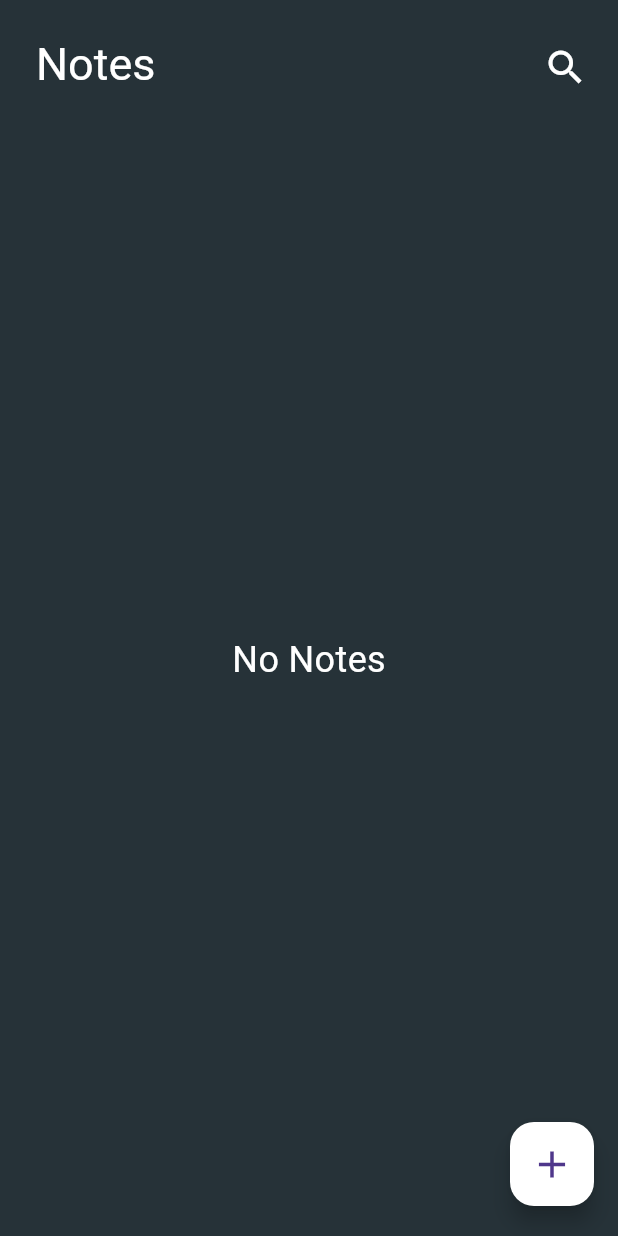
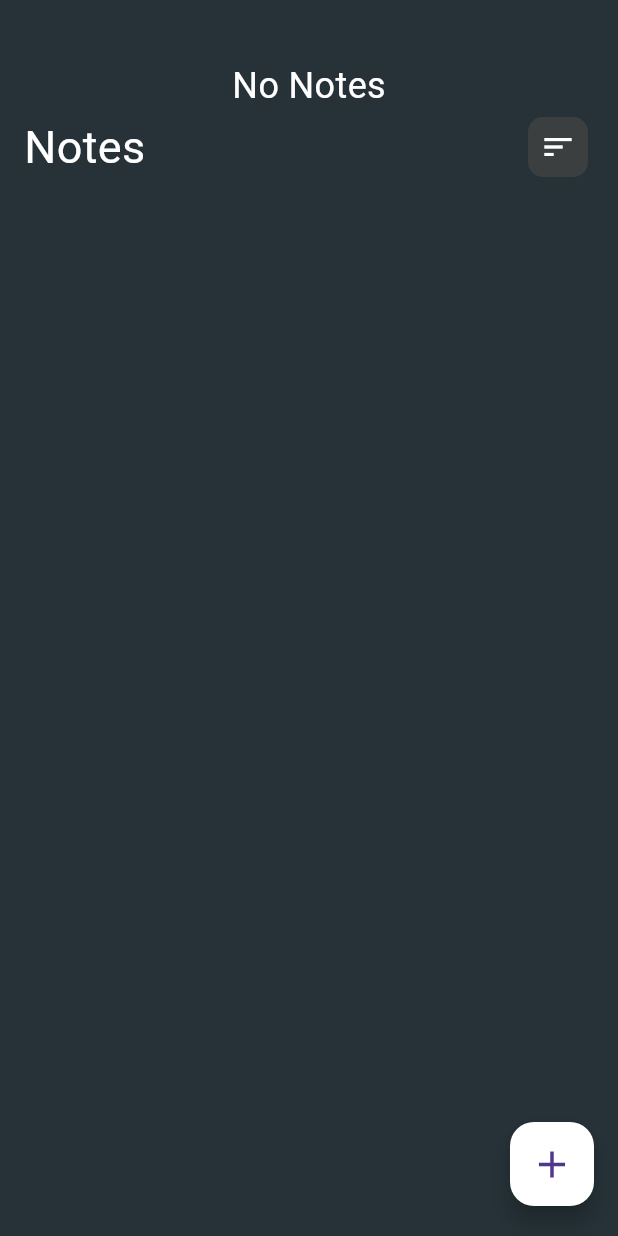
Before and after one commit to ZainbMohammed/to-do-list-app, a Flutter app: the screen it shows after launch, on a phone screen of 412 x 824 dp. Run offline on Flutter 3.47's test engine with Material 3 defaults, Android fonts, the light colour scheme and no system bars; our stand-ins replace sqflite; accounts and stored records are empty.

Commit message:
enhance design

```diff
--- a/lib/page/notes_page.dart
+++ b/lib/page/notes_page.dart
@@ -41,27 +41,32 @@ class _NotesPageState extends State<NotesPage> {
 
   @override
   Widget build(BuildContext context) => Scaffold(
-        appBar: AppBar(
-          title: const Padding(
-            padding: EdgeInsets.only(top: 30.0, left: 8),
-            child: Text(
-              'Notes',
-              style: TextStyle(fontSize: 30, color: Colors.white),
-            ),
-          ),
-          actions: const [
-            Padding(
-              padding: EdgeInsets.only(top: 30.0, right: 8),
-              child: Icon(
-                Icons.search,
-                size: 30,
-                color: Colors.white,
-              ),
-            ),
-            SizedBox(width: 12)
-          ],
-        ),
-        body: Center(
+        // appBar:
+        // AppBar(
+        //   title: const Padding(
+        //     padding: EdgeInsets.only(top: 30.0, left: 8),
+        //     child: Text(
+        //       'Notes',
+        //       style: TextStyle(fontSize: 30, color: Colors.white),
+        //     ),
+        //   ),
+        //   actions: const [
+        //     Padding(
+        //       padding: EdgeInsets.only(top: 30.0, right: 8),
+        //       child: Icon(
+        //         Icons.search,
+        //         size: 30,
+        //         color: Colors.white,
+        //       ),
+        //     ),
+        //     SizedBox(width: 12)
+        //   ],
+        // ),
+        body: Padding(
+          padding: const EdgeInsets.fromLTRB(16, 40, 16, 0),
+          child: Column(
+            children: [
+              Center(
                 child: isLoading
                     ? const CircularProgressIndicator()
                     : notes.isEmpty
@@ -70,6 +75,39 @@ class _NotesPageState extends State<NotesPage> {
                             style: TextStyle(color: Colors.white, fontSize: 24),
                           )
                         : buildNotes(),
+              ),
+              Row(
+                mainAxisAlignment: MainAxisAlignment.spaceBetween,
+                children: [
+                  const Text(
+                    'Notes',
+                    style: TextStyle(fontSize: 30, color: Colors.white),
+                  ),
+                  IconButton(
+                      onPressed: () {
+                        setState(() {
+                          // filteredNotes = sortNotesByModifiedTime(filteredNotes);
+                        });
+                      },
+                      padding: const EdgeInsets.all(0),
+                      icon: Container(
+                        width: 40,
+                        height: 40,
+                        decoration: BoxDecoration(
+                            color: Colors.grey.shade800.withOpacity(.8),
+                            borderRadius: BorderRadius.circular(10)),
+                        child: const Icon(
+                          Icons.sort,
+                          color: Colors.white,
+                        ),
+                      ))
+                ],
+              ),
+              const SizedBox(
+                height: 20,
+              ),
+            ],
+          ),
         ),
         floatingActionButton: Padding(
           padding: const EdgeInsets.only(bottom: 4.0),
@@ -95,8 +133,8 @@ class _NotesPageState extends State<NotesPage> {
       // itemCount: notes.length,
       // staggeredTileBuilder: (index) => StaggeredTile.fit(2),
       crossAxisCount: 2,
-      mainAxisSpacing: 2,
-      crossAxisSpacing: 2,
+      mainAxisSpacing: 8,
+      crossAxisSpacing: 5,
       children: List.generate(
         notes.length,
         (index) {
```
Also changed, not shown: lib/page/edit_note_page.dart (+41 -10 lines), lib/widget/note_card_widget.dart (+17 -15 lines), 1 other file. Lines whose indentation alone changed are shown as unchanged.
